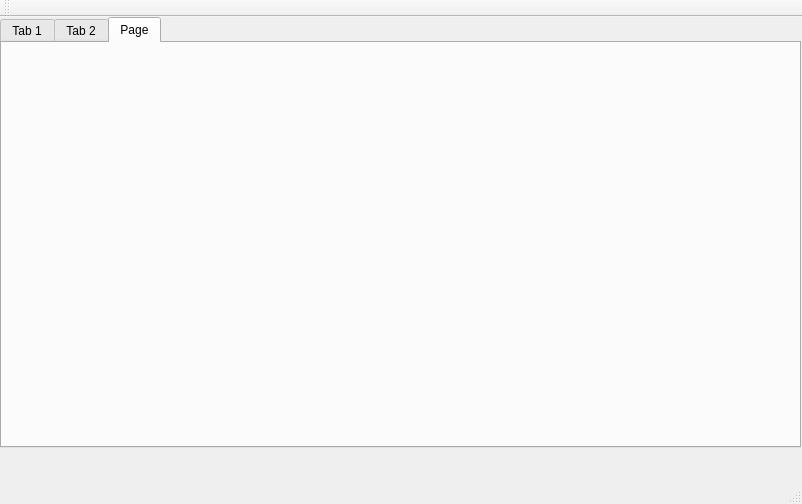
This is ui-projects/qt_widgets_application/OpenFiMoUIQTWidgets/mainwindow.ui in gitdev1234/OpenFiMo as Qt 5 draws it before an edit. The edited form follows.
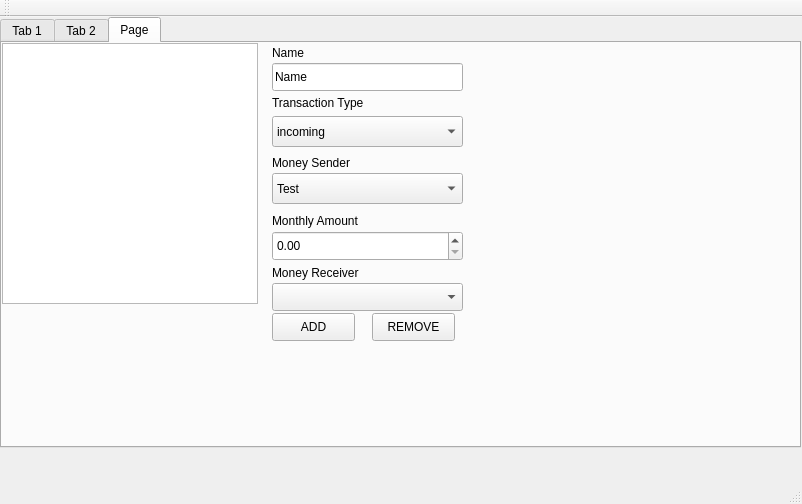
This is the edited form. The open tabs and pages were chosen to show the change.

Commit message: added first basic implementation of qt ui prototype

Patch:
```diff
--- a/ui-projects/qt_widgets_application/OpenFiMoUIQTWidgets/mainwindow.ui
+++ b/ui-projects/qt_widgets_application/OpenFiMoUIQTWidgets/mainwindow.ui
@@ -155,6 +155,180 @@
      <attribute name="title">
       <string>Page</string>
      </attribute>
+     <widget class="QComboBox" name="comboBox_2">
+      <property name="geometry">
+       <rect>
+        <x>270</x>
+        <y>130</y>
+        <width>191</width>
+        <height>31</height>
+       </rect>
+      </property>
+      <item>
+       <property name="text">
+        <string>Test</string>
+       </property>
+      </item>
+     </widget>
+     <widget class="QComboBox" name="comboBox_3">
+      <property name="geometry">
+       <rect>
+        <x>270</x>
+        <y>240</y>
+        <width>191</width>
+        <height>28</height>
+       </rect>
+      </property>
+     </widget>
+     <widget class="QDoubleSpinBox" name="doubleSpinBox_2">
+      <property name="geometry">
+       <rect>
+        <x>270</x>
+        <y>188</y>
+        <width>191</width>
+        <height>30</height>
+       </rect>
+      </property>
+     </widget>
+     <widget class="QLabel" name="label_3">
+      <property name="geometry">
+       <rect>
+        <x>270</x>
+        <y>110</y>
+        <width>161</width>
+        <height>20</height>
+       </rect>
+      </property>
+      <property name="text">
+       <string>Money Sender</string>
+      </property>
+     </widget>
+     <widget class="QLabel" name="label_4">
+      <property name="geometry">
+       <rect>
+        <x>270</x>
+        <y>163</y>
+        <width>161</width>
+        <height>30</height>
+       </rect>
+      </property>
+      <property name="text">
+       <string>Monthly Amount</string>
+      </property>
+     </widget>
+     <widget class="QLabel" name="label_5">
+      <property name="geometry">
+       <rect>
+        <x>270</x>
+        <y>220</y>
+        <width>161</width>
+        <height>20</height>
+       </rect>
+      </property>
+      <property name="text">
+       <string>Money Receiver</string>
+      </property>
+     </widget>
+     <widget class="QLabel" name="label_6">
+      <property name="geometry">
+       <rect>
+        <x>270</x>
+        <y>0</y>
+        <width>62</width>
+        <height>20</height>
+       </rect>
+      </property>
+      <property name="text">
+       <string>Name</string>
+      </property>
+     </widget>
+     <widget class="QLineEdit" name="lineEdit_2">
+      <property name="geometry">
+       <rect>
+        <x>270</x>
+        <y>20</y>
+        <width>191</width>
+        <height>28</height>
+       </rect>
+      </property>
+      <property name="text">
+       <string>Name</string>
+      </property>
+     </widget>
+     <widget class="QListWidget" name="listWidget_2">
+      <property name="geometry">
+       <rect>
+        <x>0</x>
+        <y>0</y>
+        <width>256</width>
+        <height>261</height>
+       </rect>
+      </property>
+     </widget>
+     <widget class="QPushButton" name="pushButton_3">
+      <property name="geometry">
+       <rect>
+        <x>270</x>
+        <y>270</y>
+        <width>83</width>
+        <height>28</height>
+       </rect>
+      </property>
+      <property name="text">
+       <string>ADD</string>
+      </property>
+     </widget>
+     <widget class="QPushButton" name="pushButton_4">
+      <property name="geometry">
+       <rect>
+        <x>370</x>
+        <y>270</y>
+        <width>83</width>
+        <height>28</height>
+       </rect>
+      </property>
+      <property name="text">
+       <string>REMOVE</string>
+      </property>
+     </widget>
+     <widget class="QComboBox" name="comboBox_4">
+      <property name="geometry">
+       <rect>
+        <x>270</x>
+        <y>73</y>
+        <width>191</width>
+        <height>31</height>
+       </rect>
+      </property>
+      <item>
+       <property name="text">
+        <string>incoming</string>
+       </property>
+      </item>
+      <item>
+       <property name="text">
+        <string>outgoing expense</string>
+       </property>
+      </item>
+      <item>
+       <property name="text">
+        <string>outgoing savings</string>
+       </property>
+      </item>
+     </widget>
+     <widget class="QLabel" name="label_7">
+      <property name="geometry">
+       <rect>
+        <x>270</x>
+        <y>50</y>
+        <width>191</width>
+        <height>20</height>
+       </rect>
+      </property>
+      <property name="text">
+       <string>Transaction Type</string>
+      </property>
+     </widget>
     </widget>
    </widget>
   </widget>
```
Left out of the diff: 2 changed lines with no effect on the pictures. The commit also changes 2 other files.
